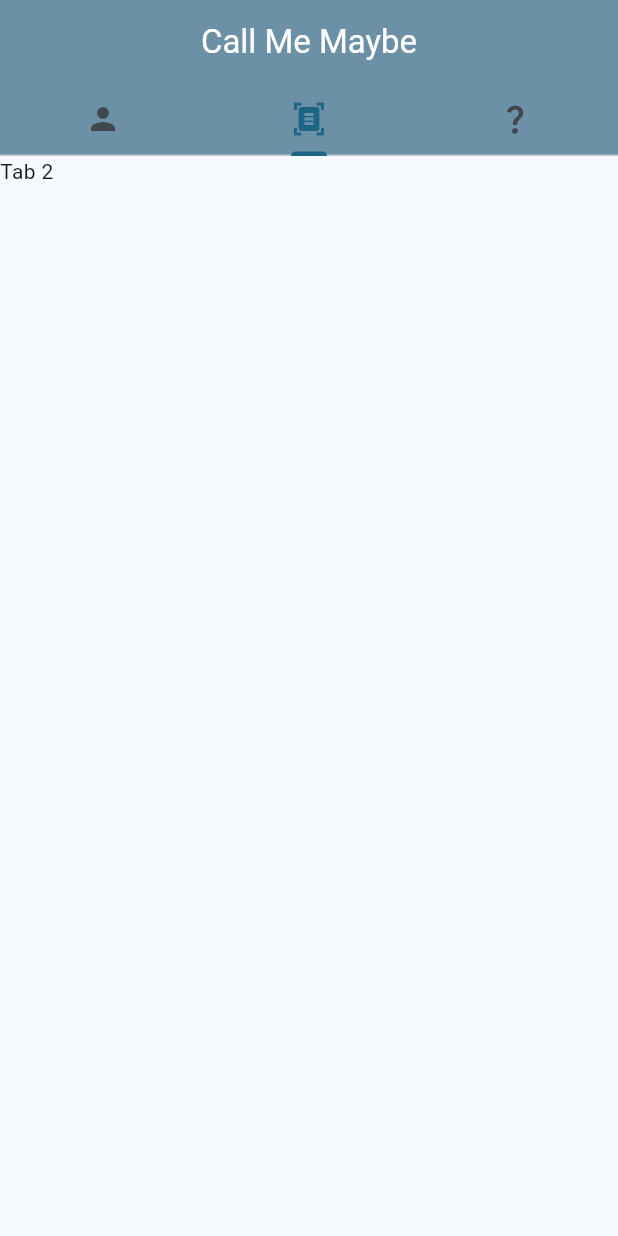
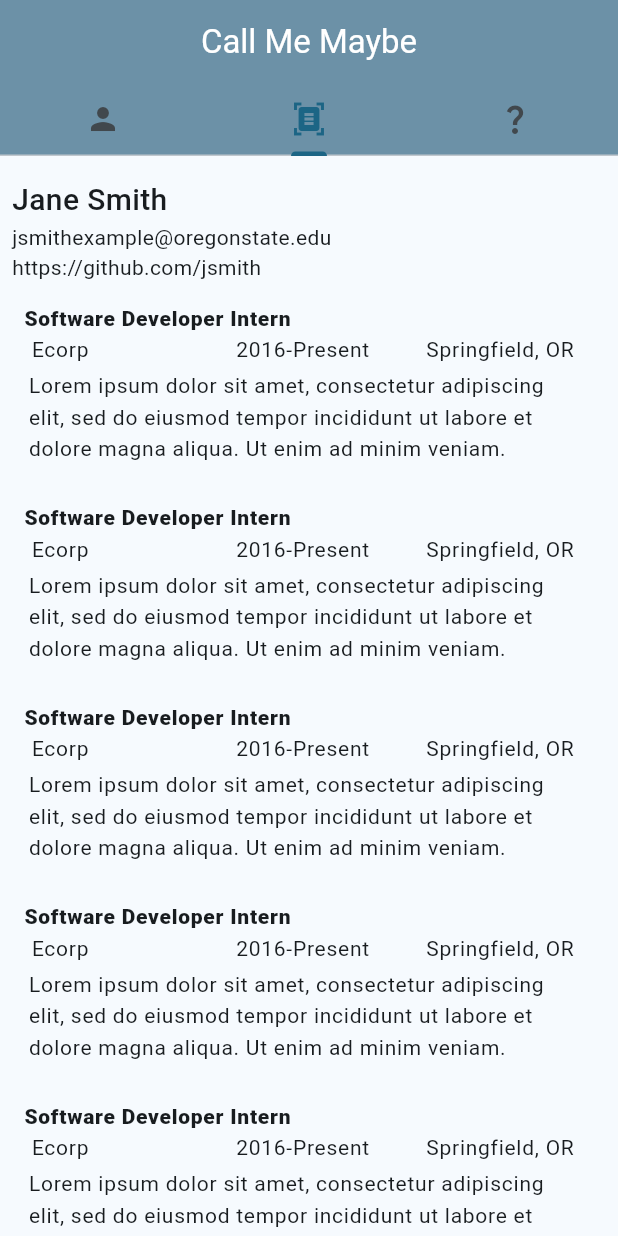
Before and after one commit to Daltonshults/CS492_Project_3, a Flutter app: the screen it shows after launch, tab 2 chosen, on a phone screen of 412 x 824 dp. Run offline on Flutter 3.47's test engine with Material 3 defaults, Android fonts, the phone set to English and light mode, and no system bars.

Commit message:
Resume view working. Needs more padding on header, but overall looking good.

```diff
--- /dev/null
+++ b/lib/PaddedWidgets/padded_text.dart
@@ -0,0 +1,99 @@
+import "package:flutter/material.dart";
+import '../BoxPlaceholder/box_placeholder.dart';
+
+class PaddedText extends StatefulWidget {
+  final String text;
+  final EdgeInsets edgeInsets;
+  final TextStyle style;
+  final TextAlign? textAlign;
+
+  const PaddedText(
+      {super.key,
+      required this.text,
+      required this.edgeInsets,
+      required this.style,
+      this.textAlign});
+
+  @override
+  State<PaddedText> createState() => _PaddedTextState();
+}
+
+class _PaddedTextState extends State<PaddedText> {
+  @override
+  Widget build(BuildContext context) {
+    return Padding(
+      padding: widget.edgeInsets,
+      child: Text(
+        widget.text,
+        style: widget.style,
+        textAlign: widget.textAlign,
+      ),
+    );
+  }
+}
+
+class PaddedDoubleText extends StatefulWidget {
+  final String text1;
+  final String text2;
+  final EdgeInsets edgeInsets;
+  final TextStyle style;
+
+  const PaddedDoubleText(
+      {super.key,
+      required this.text1,
+      required this.text2,
+      required this.edgeInsets,
+      required this.style});
+
+  @override
+  State<PaddedDoubleText> createState() => _PaddedDoubleTextState();
+}
+
+class _PaddedDoubleTextState extends State<PaddedDoubleText> {
+  @override
+  Widget build(BuildContext context) {
+    return Padding(
+      padding: widget.edgeInsets,
+      child: Row(
+        mainAxisAlignment: MainAxisAlignment.center,
+        children: [
+          Text(
+            widget.text1,
+            style: widget.style,
+          ),
+          const SizedBox(width: 30.0),
+          Text(
+            widget.text2,
+            style: widget.style,
+          ),
+        ],
+      ),
+    );
+  }
+}
+
+class PaddedPlaceHolder extends StatefulWidget {
+  final EdgeInsets edgeInsets;
+  final double boxHeight;
+  final double boxWidth;
+
+  const PaddedPlaceHolder(
+      {super.key,
+      required this.edgeInsets,
+      required this.boxHeight,
+      required this.boxWidth});
+
+  @override
+  State<PaddedPlaceHolder> createState() => _PaddedPlaceHolderState();
+}
+
+class _PaddedPlaceHolderState extends State<PaddedPlaceHolder> {
+  @override
+  Widget build(BuildContext context) {
+    return Container(
+      padding: widget.edgeInsets,
+      child: BoxPlaceHolder(
+          height: widget.boxHeight, width: widget.boxWidth, text: "image"),
+    );
+  }
+}
--- /dev/null
+++ b/lib/Resume/resume.dart
@@ -0,0 +1,130 @@
+import "package:call_me_maybe/PaddedWidgets/padded_text.dart";
+import "package:flutter/material.dart";
+
+class ResumeCard extends StatefulWidget {
+  const ResumeCard({super.key});
+
+  @override
+  State<ResumeCard> createState() => _ResumeCardState();
+}
+
+class _ResumeCardState extends State<ResumeCard> {
+  @override
+  Widget build(BuildContext context) {
+    return Scaffold(
+      body: MediaQuery.of(context).orientation == Orientation.portrait
+          ? _buildPortraitLayout()
+          : _buildLandscapeLayout(),
+    );
+  }
+
+  Column _buildPortraitLayout() {
+    return Column(
+        mainAxisAlignment: MainAxisAlignment.start,
+        children: <Widget>[
+          Row(children: [portraitNamePlate()]),
+          Expanded(
+              child: ListView.builder(
+                  itemCount: 20,
+                  itemBuilder: (BuildContext context, int index) {
+                    return ListTile(title: experienceListing());
+                  }))
+        ]);
+  }
+
+  Row _buildLandscapeLayout() {
+    return Row(
+        mainAxisAlignment: MainAxisAlignment.start,
+        children: <Widget>[Text("Resume")]);
+  }
+
+  Widget portraitNamePlate() {
+    return const Column(
+      mainAxisAlignment: MainAxisAlignment.start,
+      crossAxisAlignment: CrossAxisAlignment.start,
+      children: <Widget>[
+        PaddedText(
+            text: "Jane Smith",
+            edgeInsets: EdgeInsets.fromLTRB(8.0, 15.0, 0.0, 0.0),
+            style: TextStyle(fontSize: 20, fontWeight: FontWeight.w500)),
+        PaddedText(
+            text: "jsmithexample@oregonstate.edu",
+            edgeInsets: EdgeInsets.fromLTRB(8.0, 0.0, 0.0, 0.0),
+            style: TextStyle(fontSize: 14, fontWeight: FontWeight.w400)),
+        PaddedText(
+            text: "https://github.com/jsmith",
+            edgeInsets: EdgeInsets.fromLTRB(8.0, 0.0, 0.0, 0.0),
+            style: TextStyle(fontSize: 14, fontWeight: FontWeight.w400)),
+      ],
+    );
+  }
+
+  Widget jobPositionHeader() {
+    return const Row(
+      mainAxisAlignment: MainAxisAlignment.start,
+      children: <Widget>[
+        PaddedText(
+            text: "Software Developer Intern",
+            edgeInsets: EdgeInsets.fromLTRB(0.0, 6.0, 0.0, 0.0),
+            style: TextStyle(fontSize: 14, fontWeight: FontWeight.w800)),
+      ],
+    );
+  }
+
+  Widget nameDateLocationHeader() {
+    return const Row(
+      mainAxisAlignment: MainAxisAlignment.center,
+      children: [
+        Expanded(
+            child: PaddedText(
+          text: "Ecorp",
+          edgeInsets: EdgeInsets.fromLTRB(5.0, 0.0, 0.0, 0.0),
+          style: TextStyle(fontSize: 14, fontWeight: FontWeight.w400),
+          textAlign: TextAlign.left, // Left align
+        )),
+        Expanded(
+            child: PaddedText(
+          text: "2016-Present",
+          edgeInsets: EdgeInsets.all(0.0),
+          style: TextStyle(fontSize: 14, fontWeight: FontWeight.w400),
+          textAlign: TextAlign.center, // Left align
+        )),
+        Expanded(
+            child: PaddedText(
+          text: "Springfield, OR",
+          edgeInsets: EdgeInsets.fromLTRB(0.0, 0.0, 5.0, 0.0),
+          style: TextStyle(fontSize: 14, fontWeight: FontWeight.w400),
+          textAlign: TextAlign.right, // Left align
+        )),
+      ],
+    );
+  }
+
+  Widget experienceListingText() {
+    return const Row(
+      mainAxisAlignment: MainAxisAlignment.start,
+      children: [
+        Flexible(
+            child: PaddedText(
+                text:
+                    "Lorem ipsum dolor sit amet, consectetur adipiscing elit, sed do eiusmod tempor incididunt ut labore et dolore magna aliqua. Ut enim ad minim veniam.",
+                edgeInsets: EdgeInsets.all(3.0),
+                style: TextStyle(fontSize: 14, fontWeight: FontWeight.w400)))
+      ],
+    );
+  }
+
+  Widget experienceListing() {
+    double screenWidth = MediaQuery.of(context).size.width * .75;
+
+    return Column(
+      mainAxisAlignment: MainAxisAlignment.start,
+      crossAxisAlignment: CrossAxisAlignment.start,
+      children: <Widget>[
+        jobPositionHeader(),
+        nameDateLocationHeader(),
+        experienceListingText(),
+      ],
+    );
+  }
+}
--- a/lib/main.dart
+++ b/lib/main.dart
@@ -1,6 +1,7 @@
 import 'package:flutter/material.dart';
 import 'package:flutter/services.dart';
 import 'BusinessCard/business_card.dart';
+import 'Resume/resume.dart';
 
 void main() {
   WidgetsFlutterBinding.ensureInitialized();
@@ -61,7 +62,7 @@ class _MyHomePageState extends State<MyHomePage> {
               github: "github.com/jsmith",
               email: "jsmith@example.com",
             ),
-            Text("Tab 2"),
+            ResumeCard(),
             Text("Tab 3")
           ]),
     );
```
Also changed, not shown: lib/BusinessCard/business_card.dart (+54 -66 lines).
